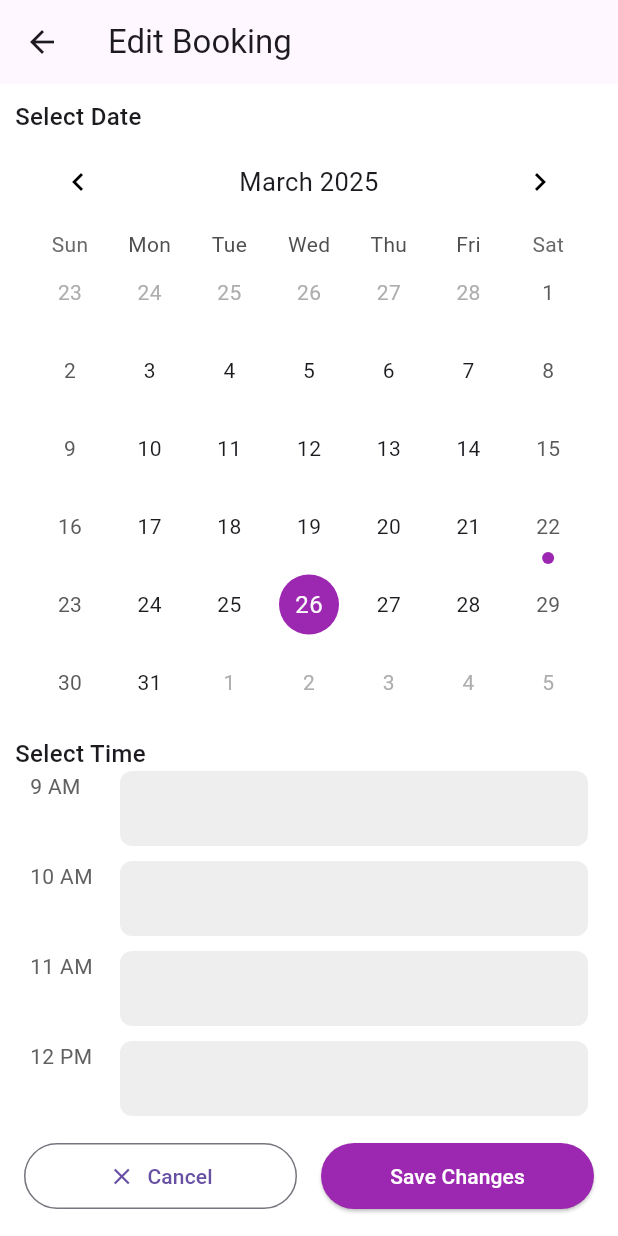
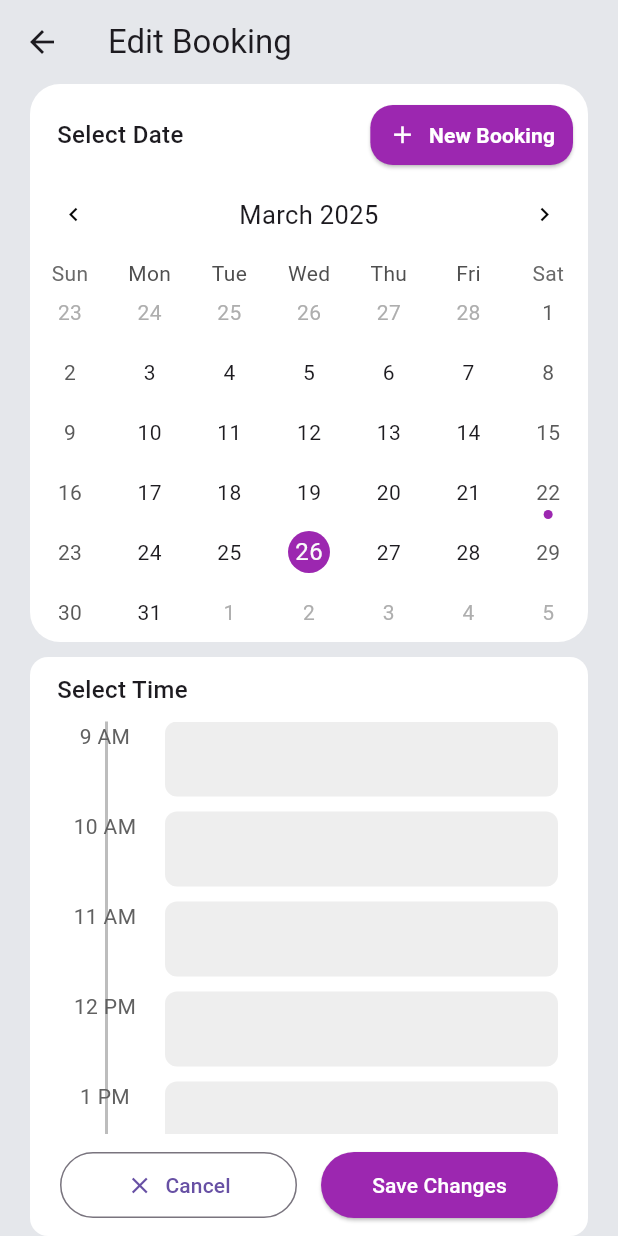
Before and after one commit to Chinmayverma1602/1glam, a Flutter app: the EditBookingScreen screen opened directly, on a phone screen of 412 x 824 dp. Run offline on Flutter 3.47's test engine with Material 3 defaults, Android fonts, the phone set to English and light mode, and no system bars; drawn by our look-alikes of table_calendar; our stand-ins replace cloud_firestore, dropdown_textfield, firebase_auth, firebase_core, flutter_svg, font_awesome_flutter and 10 more; missing offline and left inert: flutter_facebook_auth, switcher_button; accounts and stored records are empty; project files that could hold a hidden picture were left out.

Commit message:
added the new booking page , and fixed UI

```diff
--- a/lib/screens/EditBookingScreen.dart
+++ b/lib/screens/EditBookingScreen.dart
@@ -9,6 +9,7 @@ import 'package:glam1/screens/EditServicesInfo.dart';
 import 'package:glam1/screens/EditTime.dart';
 import 'package:glam1/services/BookingController.dart';
 import 'package:glam1/widgets/CustomTextInputField.dart';
+import 'package:glam1/widgets/CustomeNewBooking.dart';
 import 'package:glam1/widgets/ImageSelectionRow.dart';
 import 'package:image_picker/image_picker.dart';
 import 'package:table_calendar/table_calendar.dart';
@@ -366,7 +367,8 @@ class _EditBookingScreenState extends State<EditBookingScreen> {
                 ],
               ),
             ),
-            Icon(Icons.arrow_forward_ios, size: 18, color: const Color.fromARGB(255, 208, 204, 204)),
+            Icon(Icons.arrow_forward_ios,
+                size: 18, color: const Color.fromARGB(255, 208, 204, 204)),
           ],
         ),
       ),
@@ -471,26 +473,41 @@ class _EditBookingScreenState extends State<EditBookingScreen> {
 
     return Scaffold(
       appBar: AppBar(
-        title:Text("Edit Booking"
+        backgroundColor: Color(0xFFE5E7EB),
+        title: Text("Edit Booking"),
       ),
-      ),
-      backgroundColor: Colors.white,
+      backgroundColor: Color(0xFFE5E7EB),
       body: SafeArea(
         child: Column(
           crossAxisAlignment: CrossAxisAlignment.start,
           children: [
+            Container(
+              //CONTAINER 1
+              margin: EdgeInsets.symmetric(horizontal: 20),
+              // padding: EdgeInsets.symmetric(horizontal: 20),
+              decoration: BoxDecoration(
+                  color: Colors.white, borderRadius: BorderRadius.circular(20)),
+              child: Column(
+                children: [
                   Padding(
-              padding: const EdgeInsets.only(left: 10,top: 10),
-              child: Text(
+                    padding:
+                        const EdgeInsets.only(left: 18, right: 10, top: 10),
+                    child: Row(
+                      mainAxisAlignment: MainAxisAlignment.spaceBetween,
+                      children: [
+                        Text(
                           'Select Date',
                           style: TextStyle(
                             fontSize: 16,
                             fontWeight: FontWeight.w500,
                           ),
                         ),
+                        NewBookingButton()
+                      ],
+                    ),
                   ),
                   Padding(
-              padding: const EdgeInsets.symmetric(horizontal: 20),
+                    padding: const EdgeInsets.symmetric(horizontal: 0),
                     child: TableCalendar(
                       firstDay: DateTime.utc(2024, 1, 1),
                       lastDay: DateTime.utc(2025, 12, 31),
@@ -510,6 +527,7 @@ class _EditBookingScreenState extends State<EditBookingScreen> {
                           _calendarFormat = format;
                         });
                       },
+                      rowHeight: 40,
                       calendarStyle: CalendarStyle(
                         todayDecoration: BoxDecoration(
                           color: Colors.purple.withOpacity(0.3),
@@ -526,7 +544,6 @@ class _EditBookingScreenState extends State<EditBookingScreen> {
                       ),
                       calendarBuilders: CalendarBuilders(
                         markerBuilder: (context, date, events) {
-                    // Check if there are bookings for this date
                           final hasBookings =
                               _bookingController.bookings.any((booking) {
                             return booking.date.year == date.year &&
@@ -536,10 +553,11 @@ class _EditBookingScreenState extends State<EditBookingScreen> {
 
                           if (hasBookings) {
                             return Positioned(
-                        bottom: 1,
+                              bottom:
+                                  2, // Reduced from 1 to give better alignment
                               child: Container(
-                          width: 8,
-                          height: 8,
+                                width: 6, // Reduced from 8
+                                height: 6, // Reduced from 8
                                 decoration: BoxDecoration(
                                   shape: BoxShape.circle,
                                   color: Colors.purple,
@@ -553,15 +571,34 @@ class _EditBookingScreenState extends State<EditBookingScreen> {
                       headerStyle: HeaderStyle(
                         titleCentered: true,
                         formatButtonVisible: false,
-                  leftChevronIcon:
-                      Icon(Icons.chevron_left, color: Colors.black),
-                  rightChevronIcon:
-                      Icon(Icons.chevron_right, color: Colors.black),
+                        leftChevronIcon: Icon(Icons.chevron_left,
+                            color: Colors.black, size: 18), // Reduced size
+                        rightChevronIcon: Icon(Icons.chevron_right,
+                            color: Colors.black, size: 18), // Reduced size
                       ),
                     ),
                   ),
+                ],
+              ),
+            ),
+            SizedBox(
+              height: 10,
+            ),
+            Flexible(
+              //CONTAINER 2
+              child: Container(
+                margin: EdgeInsets.symmetric(horizontal: 20),
+                decoration: BoxDecoration(
+                  color: Colors.white,
+                  borderRadius:
+                      BorderRadius.circular(12), // Added curved borders
+                ),
+                child: Column(
+                  crossAxisAlignment: CrossAxisAlignment.start,
+                  children: [
                     Padding(
-              padding: const EdgeInsets.only(left: 10,top: 10),
+                      padding:
+                          const EdgeInsets.only(left: 18, top: 10, bottom: 10),
                       child: Text(
                         'Select Time',
                         style: TextStyle(
@@ -571,9 +608,24 @@ class _EditBookingScreenState extends State<EditBookingScreen> {
                       ),
                     ),
                     Expanded(
+  // Ensures ListView takes available space
   child: Padding(
     padding: const EdgeInsets.symmetric(horizontal: 20),
-                child: ListView.builder(
+    child: Stack(
+      children: [
+        // Vertical Line
+        Positioned(
+          left: 30, // Adjust to align with hour labels
+          top: 0,
+          bottom: 0,
+          child: Container(
+            width: 2, // Line thickness
+            color: Colors.grey[400], // Line color
+          ),
+        ),
+
+        // ListView with Time Slots & Bookings
+        ListView.builder(
           itemCount: _timeSlots.length,
           itemBuilder: (context, index) {
             final hour = _timeSlots[index];
@@ -590,14 +642,15 @@ class _EditBookingScreenState extends State<EditBookingScreen> {
                       child: Text(
                         timeText,
                         style: TextStyle(color: Colors.grey[700]),
+                        textAlign: TextAlign.center,
                       ),
                     ),
+                    SizedBox(width: 10), // Space between label and bookings
                     Expanded(
                       child: hasBookingsForHour
                           ? Column(
                               children: bookingsByHour[hour]!
-                                          .map((booking) =>
-                                              _buildBookingItem(booking))
+                                  .map((booking) => _buildBookingItem(booking))
                                   .toList(),
                             )
                           : Container(
@@ -610,15 +663,19 @@ class _EditBookingScreenState extends State<EditBookingScreen> {
                     ),
                   ],
                 ),
-                        SizedBox(height: 10),
+                SizedBox(height: 10), // Space after each row
               ],
             );
           },
         ),
+      ],
     ),
   ),
+),
+
+                    // SizedBox(height: 10,),
                     Padding(
-              padding: const EdgeInsets.all(16.0),
+                      padding: const EdgeInsets.symmetric(horizontal: 20 , vertical: 10),
                       child: Row(
                         children: [
                           Expanded(
@@ -654,6 +711,10 @@ class _EditBookingScreenState extends State<EditBookingScreen> {
                   ],
                 ),
               ),
+            ),
+          ],
+        ),
+      ),
     );
   }
 }
--- /dev/null
+++ b/lib/widgets/CustomeNewBooking.dart
@@ -0,0 +1,26 @@
+import 'package:flutter/material.dart';
+import 'package:get/get.dart';
+import 'package:get/utils.dart';
+import 'package:glam1/screens/NewBookingPage.dart';
+
+Widget NewBookingButton() {
+  return ElevatedButton.icon(
+    onPressed: () {
+      Get.to(() => NewBookingScreen());
+      // Get.to(NewBookingScreen());
+    },
+    icon: Icon(Icons.add, color: Colors.white, size: 19),
+    label: Text(
+      "New Booking",
+      style: TextStyle(
+          color: Colors.white, fontSize: 14, fontWeight: FontWeight.bold),
+    ),
+    style: ElevatedButton.styleFrom(
+      backgroundColor: Colors.purple,
+      padding: EdgeInsets.symmetric(horizontal: 12, vertical: 8),
+      shape: RoundedRectangleBorder(
+        borderRadius: BorderRadius.circular(15),
+      ),
+    ),
+  );
+}
```
Also changed, not shown: lib/screens/CalenderScreen.dart (+2 -20 lines), lib/screens/NewBookingPage.dart (added, +305 -0 lines), 4 other files. Lines whose indentation alone changed are shown as unchanged.
